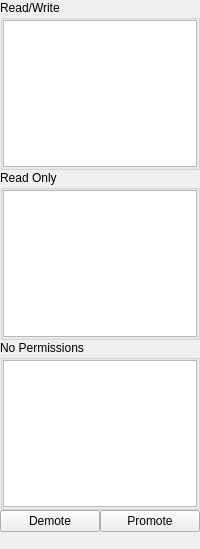
Above: participantspane.ui from obiwankennedy/cahootseditor before the change. Below: the same form after it.
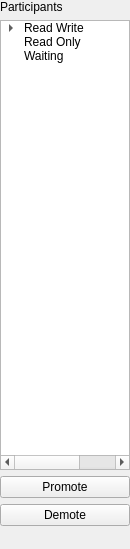
That is the form after the change.

Commit message: Refactored Participants list a bit. Find dialog now hides when it finds next/previous (temporary, this needs to change).

Patch:
```diff
--- a/participantspane.ui
+++ b/participantspane.ui
@@ -6,7 +6,7 @@
    <rect>
     <x>0</x>
     <y>0</y>
-    <width>200</width>
+    <width>130</width>
     <height>549</height>
    </rect>
   </property>
@@ -18,150 +18,130 @@
   </property>
   <property name="maximumSize">
    <size>
-    <width>200</width>
+    <width>130</width>
     <height>16777215</height>
    </size>
   </property>
   <property name="windowTitle">
    <string>Form</string>
   </property>
-  <layout class="QGridLayout" name="gridLayout">
-   <property name="verticalSpacing">
-    <number>0</number>
+  <layout class="QVBoxLayout" name="verticalLayout">
+   <property name="spacing">
+    <number>6</number>
    </property>
    <property name="margin">
     <number>0</number>
    </property>
-   <item row="0" column="0">
-    <widget class="QGroupBox" name="groupBox">
-     <property name="sizePolicy">
-      <sizepolicy hsizetype="Preferred" vsizetype="Expanding">
-       <horstretch>0</horstretch>
-       <verstretch>0</verstretch>
-      </sizepolicy>
+   <item>
+    <widget class="QLabel" name="label">
+     <property name="text">
+      <string>Participants</string>
      </property>
-     <property name="title">
-      <string>Read/Write</string>
-     </property>
-     <layout class="QGridLayout" name="gridLayout_2">
-      <property name="margin">
-       <number>0</number>
-      </property>
-      <item row="0" column="0">
-       <widget class="QTableWidget" name="rwTableWidget">
-        <property name="editTriggers">
-         <set>QAbstractItemView::NoEditTriggers</set>
-        </property>
-        <property name="showGrid">
-         <bool>false</bool>
-        </property>
-        <attribute name="horizontalHeaderVisible">
-         <bool>false</bool>
-        </attribute>
-        <attribute name="verticalHeaderVisible">
-         <bool>false</bool>
-        </attribute>
-        <attribute name="verticalHeaderVisible">
-         <bool>false</bool>
-        </attribute>
-        <attribute name="horizontalHeaderVisible">
-         <bool>false</bool>
-        </attribute>
-       </widget>
-      </item>
-     </layout>
     </widget>
    </item>
-   <item row="1" column="0">
-    <widget class="QGroupBox" name="groupBox_2">
-     <property name="sizePolicy">
-      <sizepolicy hsizetype="Preferred" vsizetype="Expanding">
-       <horstretch>0</horstretch>
-       <verstretch>0</verstretch>
-      </sizepolicy>
+   <item>
+    <widget class="QTreeWidget" name="treeWidget">
+     <property name="selectionBehavior">
+      <enum>QAbstractItemView::SelectRows</enum>
      </property>
-     <property name="title">
-      <string>Read Only</string>
-     </property>
-     <layout class="QGridLayout" name="gridLayout_4">
-      <property name="margin">
-       <number>0</number>
+     <attribute name="headerVisible">
+      <bool>false</bool>
+     </attribute>
+     <attribute name="headerVisible">
+      <bool>false</bool>
+     </attribute>
+     <column>
+      <property name="text">
+       <string>Participant</string>
       </property>
-      <item row="0" column="0">
-       <widget class="QTableWidget" name="roTableWidget">
-        <property name="editTriggers">
-         <set>QAbstractItemView::NoEditTriggers</set>
-        </property>
-        <property name="showGrid">
-         <bool>false</bool>
-        </property>
-       </widget>
-      </item>
-     </layout>
-    </widget>
-   </item>
-   <item row="2" column="0">
-    <widget class="QGroupBox" name="groupBox_3">
-     <property name="sizePolicy">
-      <sizepolicy hsizetype="Preferred" vsizetype="Expanding">
-       <horstretch>0</horstretch>
-       <verstretch>0</verstretch>
-      </sizepolicy>
-     </property>
-     <property name="title">
-      <string>No Permissions</string>
-     </property>
-     <layout class="QGridLayout" name="gridLayout_3">
-      <property name="margin">
-       <number>0</number>
+     </column>
+     <column>
+      <property name="text">
+       <string>Color</string>
       </property>
-      <item row="0" column="0">
-       <widget class="QTableWidget" name="npTableWidget">
-        <property name="editTriggers">
-         <set>QAbstractItemView::NoEditTriggers</set>
-        </property>
-        <property name="showGrid">
-         <bool>false</bool>
-        </property>
-        <attribute name="horizontalHeaderVisible">
-         <bool>false</bool>
-        </attribute>
-        <attribute name="verticalHeaderVisible">
-         <bool>false</bool>
-        </attribute>
-        <attribute name="verticalHeaderVisible">
-         <bool>false</bool>
-        </attribute>
-        <attribute name="horizontalHeaderVisible">
-         <bool>false</bool>
-        </attribute>
-       </widget>
-      </item>
-     </layout>
-    </widget>
-   </item>
-   <item row="3" column="0">
-    <layout class="QHBoxLayout" name="horizontalLayout">
-     <property name="spacing">
-      <number>-1</number>
-     </property>
+     </column>
      <item>
-      <widget class="QPushButton" name="demotePushButton">
+      <property name="text">
+       <string>Read Write</string>
+      </property>
+      <property name="background">
+       <brush brushstyle="NoBrush">
+        <color alpha="255">
+         <red>104</red>
+         <green>173</green>
+         <blue>245</blue>
+        </color>
+       </brush>
+      </property>
+      <property name="text">
+       <string/>
+      </property>
+      <property name="background">
+       <brush brushstyle="NoBrush">
+        <color alpha="255">
+         <red>104</red>
+         <green>173</green>
+         <blue>245</blue>
+        </color>
+       </brush>
+      </property>
+      <property name="flags">
+       <set>ItemIsUserCheckable|ItemIsEnabled</set>
+      </property>
+      <item>
        <property name="text">
-        <string>Demote</string>
+        <string>Owner</string>
        </property>
-      </widget>
-     </item>
-     <item>
-      <widget class="QPushButton" name="promotePushButton">
        <property name="text">
-        <string>Promote</string>
+        <string>    </string>
        </property>
-      </widget>
+       <property name="background">
+        <brush brushstyle="SolidPattern">
+         <color alpha="255">
+          <red>0</red>
+          <green>0</green>
+          <blue>0</blue>
+         </color>
+        </brush>
+       </property>
+       <property name="flags">
+        <set>ItemIsSelectable|ItemIsUserCheckable|ItemIsEnabled</set>
+       </property>
+      </item>
      </item>
-    </layout>
+     <item>
+      <property name="text">
+       <string>Read Only</string>
+      </property>
+      <property name="flags">
+       <set>ItemIsUserCheckable|ItemIsEnabled</set>
+      </property>
+     </item>
+     <item>
+      <property name="text">
+       <string>Waiting</string>
+      </property>
+      <property name="flags">
+       <set>ItemIsUserCheckable|ItemIsEnabled</set>
+      </property>
+     </item>
+    </widget>
    </item>
-   <item row="4" column="0">
+   <item>
+    <widget class="QPushButton" name="promotePushButton">
+     <property name="text">
+      <string>Promote</string>
+     </property>
+    </widget>
+   </item>
+   <item>
+    <widget class="QPushButton" name="demotePushButton">
+     <property name="text">
+      <string>Demote</string>
+     </property>
+    </widget>
+   </item>
+   <item>
     <widget class="QLabel" name="connectInfoLabel">
      <property name="sizePolicy">
       <sizepolicy hsizetype="Preferred" vsizetype="Maximum">
```
The commit also changes 5 other files.
